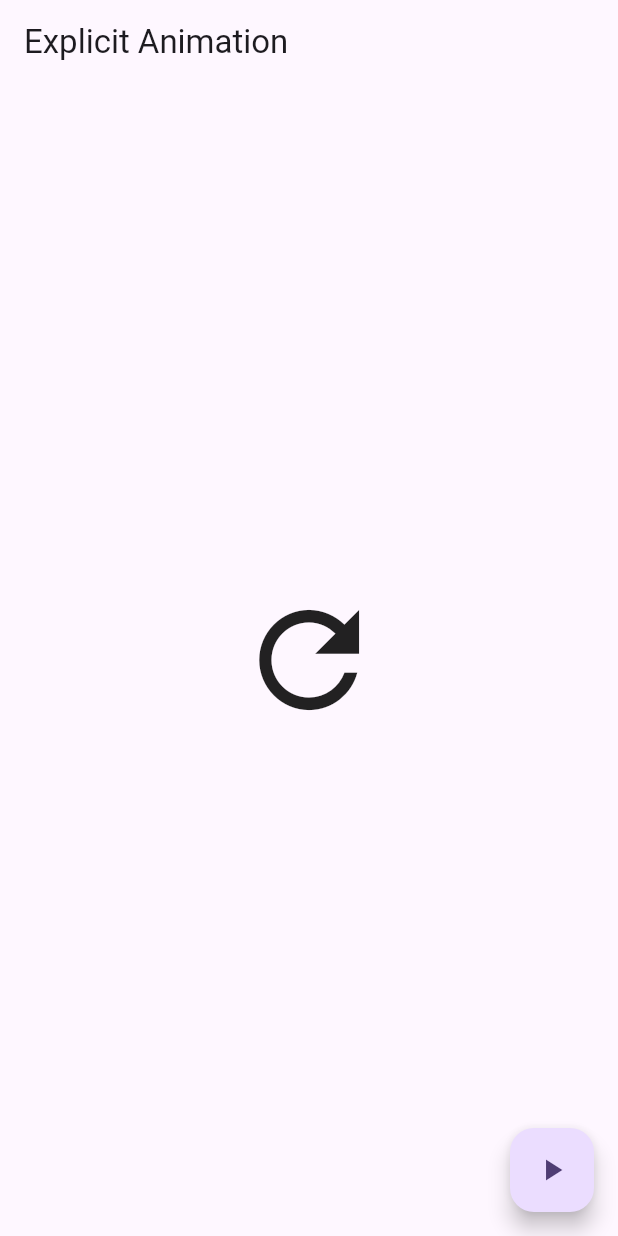
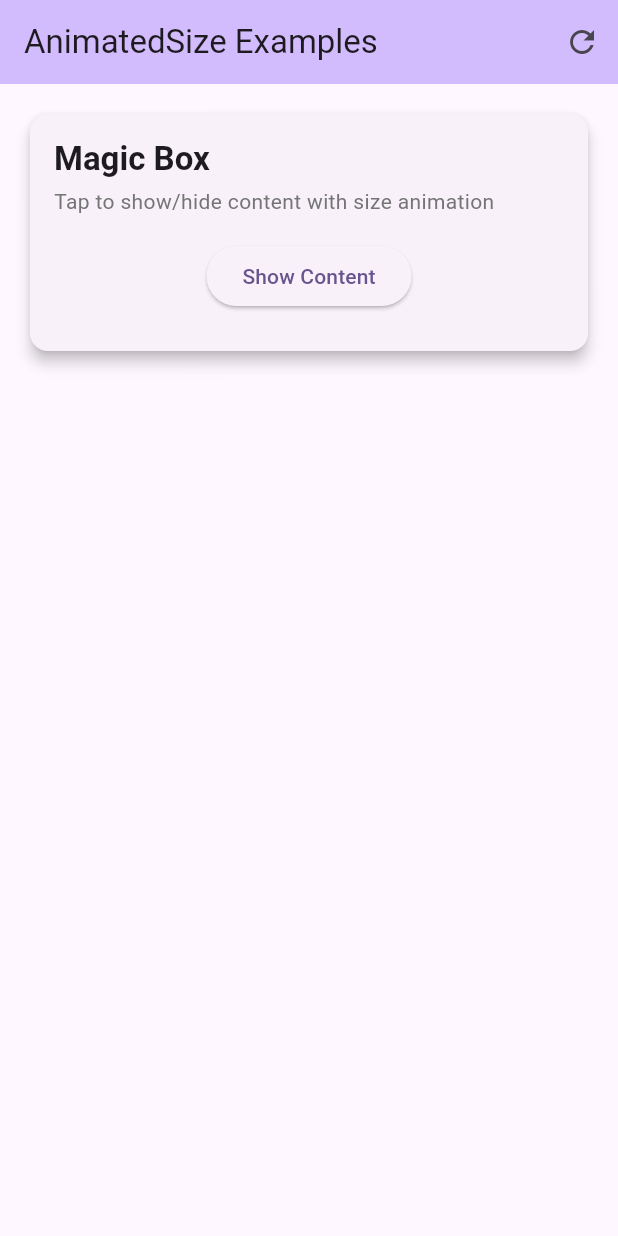
Before and after one commit to tuyishimejeandamour/flutter-controlled-animation, a Flutter app: the screen it shows after launch, on a phone screen of 412 x 824 dp. Run offline on Flutter 3.47's test engine with Material 3 defaults, Android fonts, the phone set to English and light mode, and no system bars.

Commit message:
refactor: update to AnimatedSize examples with content expansion

```diff
--- a/lib/main.dart
+++ b/lib/main.dart
@@ -10,61 +10,152 @@ class MyApp extends StatelessWidget {
   @override
   Widget build(BuildContext context) {
     return MaterialApp(
-      title: 'Flutter Demo',
+      title: 'AnimatedSize Examples',
       theme: ThemeData(
         colorScheme: ColorScheme.fromSeed(seedColor: Colors.deepPurple),
+        useMaterial3: true,
       ),
-      home: const ExplicitAnimationScreen(),
+      home: const AnimatedSizeScreen(),
     );
   }
 }
 
-class ExplicitAnimationScreen extends StatefulWidget {
-  const ExplicitAnimationScreen({super.key});
+class AnimatedSizeScreen extends StatefulWidget {
+  const AnimatedSizeScreen({super.key});
 
   @override
-  State<ExplicitAnimationScreen> createState() => _ExplicitAnimationScreenState();
+  State<AnimatedSizeScreen> createState() => _AnimatedSizeScreenState();
 }
 
-class _ExplicitAnimationScreenState extends State<ExplicitAnimationScreen>
-    with SingleTickerProviderStateMixin {
-  late AnimationController _controller;
-  late Animation<double> _animation;
+class _AnimatedSizeScreenState extends State<AnimatedSizeScreen>
+    with TickerProviderStateMixin {
 
-  @override
-  void initState() {
-    super.initState();
-    _controller = AnimationController(
-      vsync: this,
-      duration: Duration(seconds: 1),
-    );
-    _animation = Tween<double>(begin: 0.0, end: 1.0).animate(_controller);
-  }
+  bool _showContent = false;
 
-  @override
-  void dispose() {
-    _controller.dispose();
-    super.dispose();
+
+  void _resetAnimations() {
+    setState(() {
+      _showContent = false;
+    });
   }
 
   @override
   Widget build(BuildContext context) {
     return Scaffold(
       appBar: AppBar(
-        title: const Text('Explicit Animation'),
+        title: const Text('AnimatedSize Examples'),
+        backgroundColor: Theme.of(context).colorScheme.inversePrimary,
+        actions: [
+          IconButton(
+            onPressed: _resetAnimations,
+            icon: const Icon(Icons.refresh),
+            tooltip: 'Reset Animations',
+          ),
+        ],
       ),
-      body: Center(
-        child: RotationTransition(
-          turns: _animation,
-          child: const Icon(Icons.refresh, size: 100),
+      body: SingleChildScrollView(
+        padding: const EdgeInsets.all(16.0),
+        child: Column(
+          crossAxisAlignment: CrossAxisAlignment.stretch,
+          children: [
+            _buildExampleCard(
+              title: 'Magic Box',
+              description: 'Tap to show/hide content with size animation',
+              child: _buildContentExpansionExample(),
+            ),
+
+            const SizedBox(height: 20),
+          ],
         ),
-      ),
-      floatingActionButton: FloatingActionButton(
-        onPressed: () {
-          _controller.forward();
-        },
-        child: const Icon(Icons.play_arrow),
       ),
     );
   }
+
+  Widget _buildExampleCard({
+    required String title,
+    required String description,
+    required Widget child,
+  }) {
+    return Card(
+      elevation: 4,
+      child: Padding(
+        padding: const EdgeInsets.all(16.0),
+        child: Column(
+          crossAxisAlignment: CrossAxisAlignment.start,
+          children: [
+            Text(
+              title,
+              style: Theme.of(context).textTheme.titleLarge?.copyWith(
+                fontWeight: FontWeight.bold,
+              ),
+            ),
+            const SizedBox(height: 4),
+            Text(
+              description,
+              style: Theme.of(context).textTheme.bodyMedium?.copyWith(
+                color: Colors.grey[600],
+              ),
+            ),
+            const SizedBox(height: 16),
+            child,
+          ],
+        ),
+      ),
+    );
+  }
+
+  Widget _buildContentExpansionExample() {
+    return Column(
+      children: [
+        ElevatedButton(
+          onPressed: () {
+            setState(() {
+              _showContent = !_showContent;
+            });
+          },
+          child: Text(_showContent ? 'Hide Content' : 'Show Content'),
+        ),
+        const SizedBox(height: 10),
+        AnimatedSize(
+          duration: const Duration(milliseconds: 800),
+          curve: Curves.easeInOut,
+          child: Container(
+            width: double.infinity,
+            decoration: BoxDecoration(
+              borderRadius: BorderRadius.circular(12),
+            ),
+            child: _showContent
+                ? const Padding(
+                    padding: EdgeInsets.all(16.0),
+                    child: Column(
+                      children: [
+                        Icon(
+                          Icons.star,
+                          size: 48,
+                          color: Colors.amber,
+                        ),
+                        SizedBox(height: 8),
+                        Text(
+                          'Welcome to AnimatedSize!',
+                          style: TextStyle(
+                            fontSize: 18,
+                            fontWeight: FontWeight.bold,
+                          ),
+                        ),
+                        SizedBox(height: 8),
+                        Text(
+                          'This content appears with a smooth size animation. '
+                          'The container grows from zero height to accommodate '
+                          'all the content inside it.',
+                          textAlign: TextAlign.center,
+                        ),
+                      ],
+                    ),
+                  )
+                : const SizedBox(width: double.infinity),
+          ),
+        ),
+      ],
+    );
+  }
 }
```
